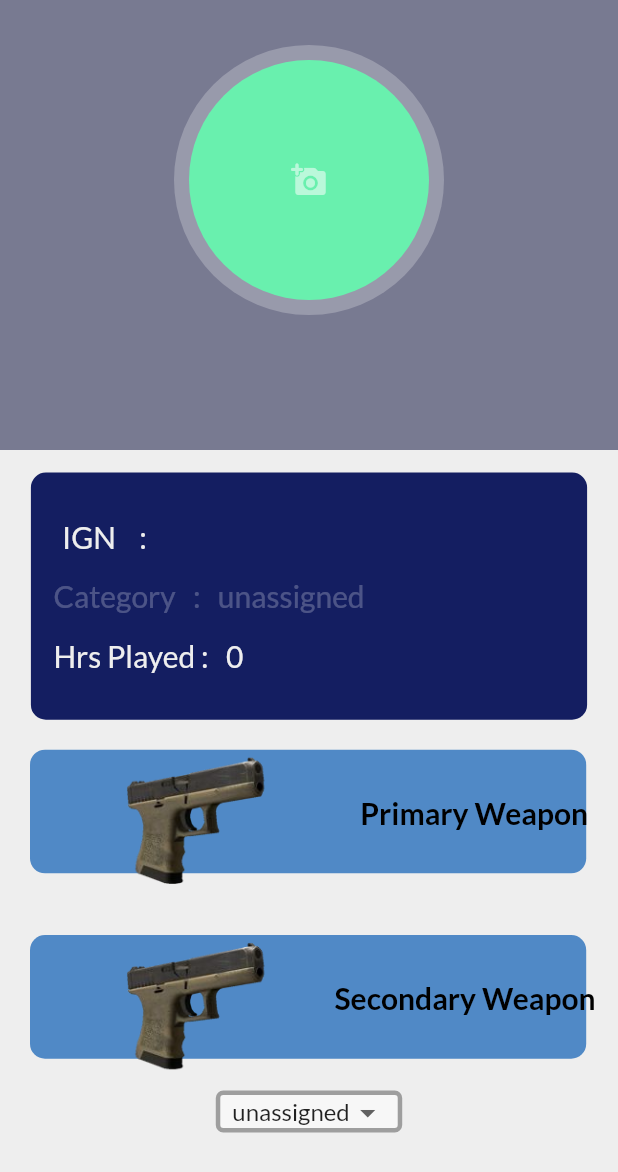
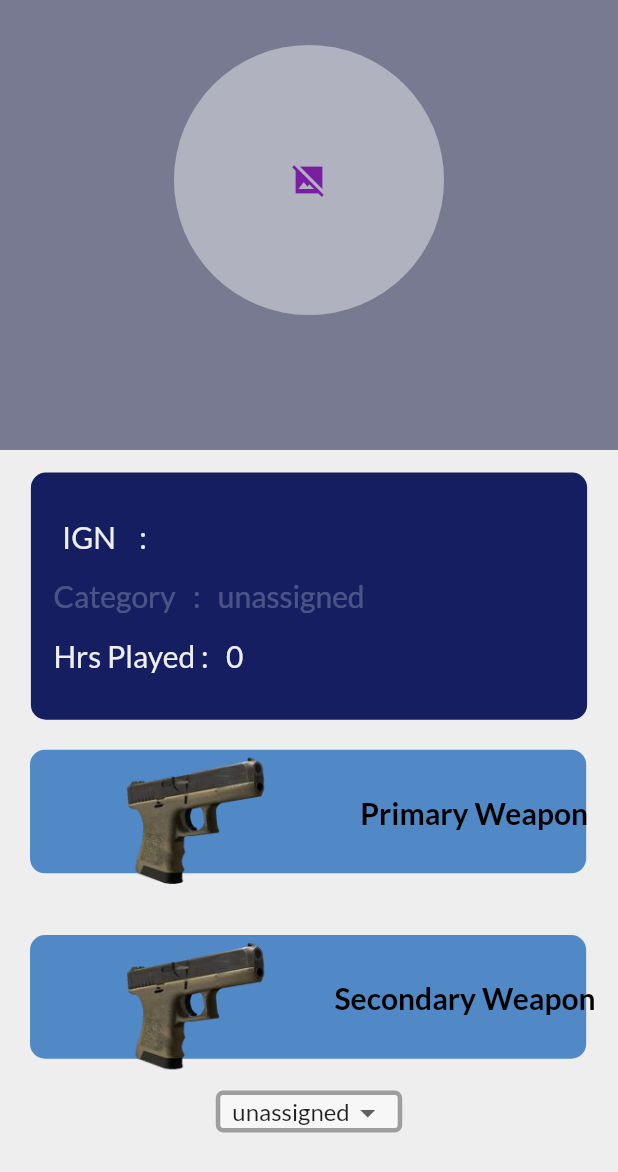
Before and after one commit to kapilkumar2001/Arcadia-Auction, a Flutter app: the AuctionPlayerResell screen opened directly with empty values, on a phone screen of 412 x 824 dp. Shown: the top 1172 px of the screen. Run offline on Flutter 3.47's test engine with Material 2 defaults, Android fonts, the phone set to English and light mode, and no system bars; our stand-ins replace cloud_firestore, firebase_auth, firebase_core, firebase_storage, google_fonts, google_sign_in and 2 more; accounts and stored records are empty; network calls fail.

Commit message:
auction results and auction status icons fixed

```diff
--- a/lib/main.dart
+++ b/lib/main.dart
@@ -6,6 +6,7 @@ import 'package:arcadia/provider/teams.dart';
 import 'package:arcadia/screens/Auction/auction_details.dart';
 import 'package:arcadia/screens/Auction/auction_overview.dart';
 import 'package:arcadia/screens/Auction/auction_player.dart';
+import 'package:arcadia/screens/Player/PlayerScreens/schedule_screen.dart';
 import 'package:arcadia/screens/wrapper.dart';
 import 'package:arcadia/screens/Auction/auction_home.dart';
 import 'package:arcadia/screens/signin_screen.dart';
@@ -30,7 +31,7 @@ class MyApp extends StatelessWidget {
         ChangeNotifierProvider<Players>(
           create: (_) => Players(),
         ),
-         ChangeNotifierProvider<Matches>(
+        ChangeNotifierProvider<Matches>(
           create: (_) => Matches(),
         ),
         ChangeNotifierProvider<Teams>(
@@ -77,6 +78,7 @@ class MyApp extends StatelessWidget {
             AuctionPlayer.routeName: (ctx) => AuctionPlayer(),
             AuctionPlayerResell.routeName: (ctx) => AuctionPlayerResell(),
             AuctionDetails.routeName: (ctx) => AuctionDetails(),
+            ScheduleScreen.routeName: (ctx) => ScheduleScreen(),
           },
         ),
       ),
--- a/lib/screens/Auction/auction_overview.dart
+++ b/lib/screens/Auction/auction_overview.dart
@@ -1,6 +1,5 @@
 import 'package:arcadia/screens/Auction/auction_details.dart';
 import 'package:arcadia/screens/Auction/auction_home.dart';
-import 'package:firebase_auth/firebase_auth.dart';
 import 'package:flutter/cupertino.dart';
 import 'package:flutter/material.dart';
 
@@ -43,8 +42,8 @@ class _AuctionOverviewState extends State<AuctionOverview> {
 
   @override
   Widget build(BuildContext context) {
-    FirebaseAuth auth = FirebaseAuth.instance;
-    print('uid : '  + auth.currentUser!.uid.toString());
+    // FirebaseAuth auth = FirebaseAuth.instance;
+    // print('uid : '  + auth.currentUser!.uid.toString());
     return Scaffold(
       bottomNavigationBar: Material(
         elevation: 100,
--- a/lib/screens/Auction/auction_resell_player.dart
+++ b/lib/screens/Auction/auction_resell_player.dart
@@ -18,7 +18,6 @@ class AuctionPlayerResell extends StatefulWidget {
 
 class _AuctionPlayerState extends State<AuctionPlayerResell> {
   List<Team> teams = [];
-
 
   Color getCategoryColor(PlayerCategory cat) {
     switch (cat) {
@@ -73,18 +72,35 @@ class _AuctionPlayerState extends State<AuctionPlayerResell> {
                             backgroundColor:
                                 getCategoryColor(currPlayer.playerCategory),
                             child: CircleAvatar(
+                              minRadius: 90,
+                              maxRadius: 90,
+                              backgroundColor:
+                                  getCategoryColor(currPlayer.playerCategory),
+                              child: FutureBuilder(
+                                future:
+                                    Provider.of<Players>(context, listen: false)
+                                        .getImageUrl(currPlayer.uid),
+                                builder: (context, snapshot) {
+                                  if (snapshot.hasData) {
+                                    // print(snapshot.data);
+                                    return CircleAvatar(
                                       minRadius: 80,
+                                      maxRadius: 80,
                                       backgroundColor: Colors.greenAccent,
                                       foregroundColor: Colors.white54,
-                            child: IconButton(
-                              icon: Icon(Icons.add_a_photo_rounded),
-                              onPressed: () {
-                                // this._getImage();
+                                      backgroundImage: NetworkImage(
+                                          snapshot.data.toString()),
+                                    );
+                                  } else if (snapshot.hasError) {
+                                    return Icon(
+                                        Icons.image_not_supported_sharp);
+                                  } else {
+                                    return CircularProgressIndicator();
+                                  }
                                 },
                               ),
                             ),
-                        ),
-                      ),
+                          )),
                       Container(
                         alignment: Alignment.bottomLeft,
                         padding: const EdgeInsets.all(20),
--- a/lib/screens/Player/PlayerScreens/schedule_screen.dart
+++ b/lib/screens/Player/PlayerScreens/schedule_screen.dart
@@ -1,7 +1,8 @@
 import 'package:flutter/material.dart';
 
 class ScheduleScreen extends StatefulWidget {
-  const ScheduleScreen({ Key? key }) : super(key: key);
+  static const routeName = '/schedule-screen';
+  const ScheduleScreen({Key? key}) : super(key: key);
 
   @override
   _ScheduleScreenState createState() => _ScheduleScreenState();
@@ -11,7 +12,7 @@ class _ScheduleScreenState extends State<ScheduleScreen> {
   @override
   Widget build(BuildContext context) {
     return Container(
-
+      child: Text("Kapil Yo Yo"),
     );
   }
 }
```
Also changed, not shown: lib/screens/Auction/auction_details.dart (+10 -7 lines), lib/screens/Auction/auction_home.dart (+5 -4 lines), lib/screens/Auction/auction_player.dart (+6 -10 lines), lib/screens/Player/PlayerScreens/auction_results.dart (+12 -12 lines), lib/screens/Player/PlayerScreens/player_profile_screen.dart (+10 -5 lines), lib/screens/Player/PlayerScreens/update_screen.dart (+3 -4 lines). Lines whose indentation alone changed are shown as unchanged.
